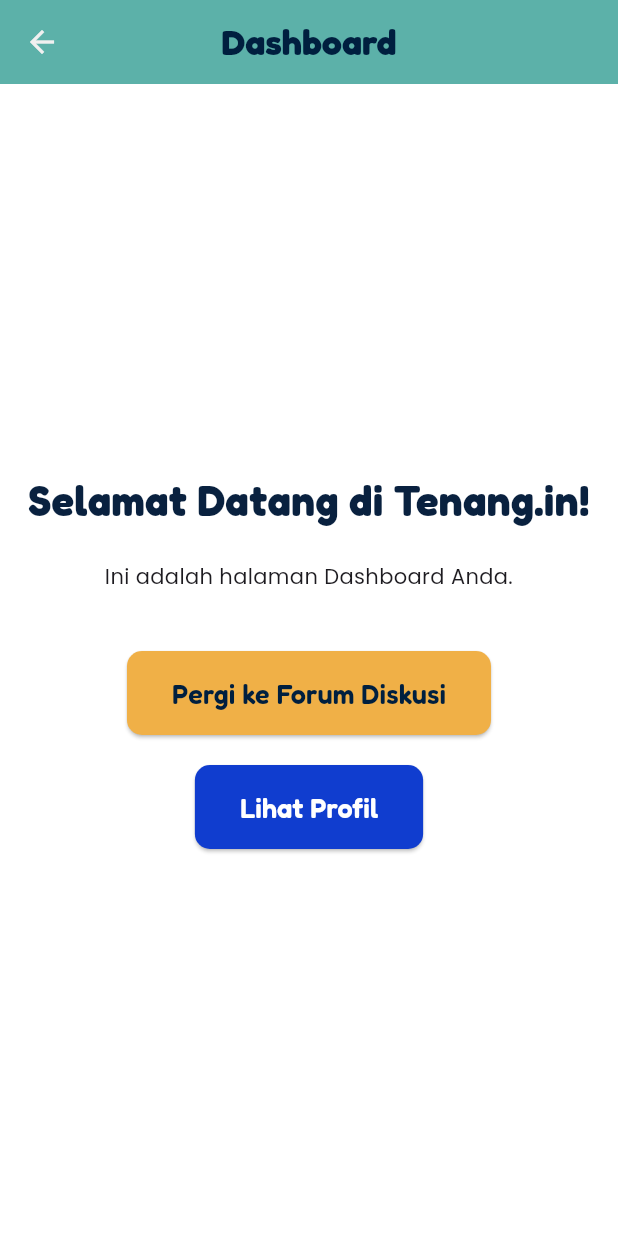
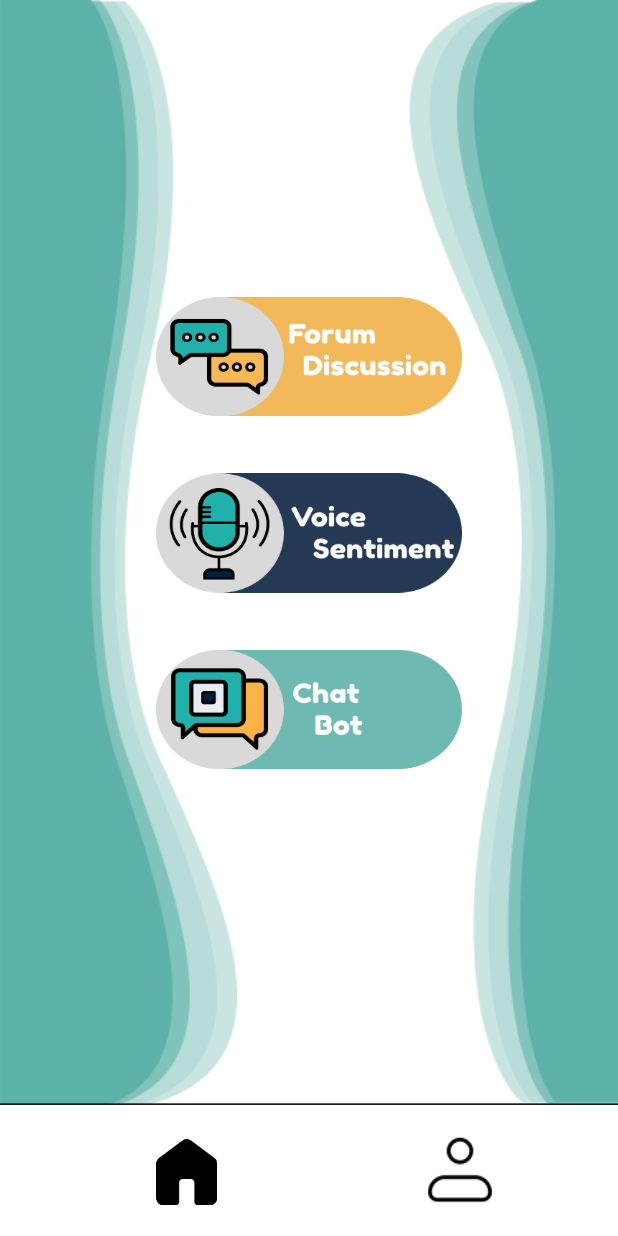
Before and after one commit to Wibson27/OtakAtik, a Flutter app: the DashboardScreen screen opened by its route, on a phone screen of 412 x 824 dp. Run offline on Flutter 3.47's test engine with Material 3 defaults, Android fonts, the light colour scheme and no system bars; our stand-ins replace bloc, file_picker, flutter_bloc, google_fonts, image_picker.

Commit message:
Implement dashboard UI with precise asset placement

```diff
--- /dev/null
+++ b/frontend/lib/common/screen_utils.dart
@@ -0,0 +1,17 @@
+import 'package:flutter/material.dart';
+
+// convert pixel ke logical pixel
+extension ScreenUtils on BuildContext {
+  double get screenWidth => MediaQuery.of(this).size.width;
+  double get screenHeight => MediaQuery.of(this).size.height;
+
+  // Function untuk responsive scaling
+  // 430.25 dan 932 adalah size di figma
+  double scaleWidth(double figmaWidth) {
+    return (screenWidth / 430.25) * figmaWidth;
+  }
+
+  double scaleHeight(double figmaHeight) {
+    return (screenHeight / 932) * figmaHeight;
+  }
+}
--- a/frontend/lib/screens/dashboard_screen.dart
+++ b/frontend/lib/screens/dashboard_screen.dart
@@ -2,93 +2,136 @@
 import 'package:google_fonts/google_fonts.dart';
 import 'package:frontend/common/app_color.dart';
 import 'package:frontend/common/app_route.dart';
+import 'package:frontend/common/screen_utils.dart';
 
 class DashboardScreen extends StatelessWidget {
-  const DashboardScreen({super.key});
+  const DashboardScreen({Key? key}) : super(key: key);
 
   @override
   Widget build(BuildContext context) {
+    final double screenWidth = context.screenWidth;
+    final double screenHeight = context.screenHeight;
+
     return Scaffold(
       backgroundColor: AppColor.putihNormal,
-      appBar: AppBar(
-        title: Text(
-          'Dashboard',
-          style: GoogleFonts.fredoka(
-            color: AppColor.navyText,
-            fontSize: 24,
-            fontWeight: FontWeight.bold,
+      body: SafeArea(
+        child: SizedBox(
+          width: screenWidth,
+          height: screenHeight,
+          child: Stack(
+            children: [
+              Positioned(
+                top: 0,
+                left: 0,
+                right: 0,
+                child: Image.asset(
+                  'assets/images/wave_dashboard_background.png',
+                  width: context.scaleWidth(450),
+                  height: context.scaleHeight(832.9),
+                  fit: BoxFit.fill,
                 ),
               ),
-        backgroundColor: AppColor.hijauTosca,
-        elevation: 0,
-        centerTitle: true,
-      ),
-      body: Center(
+
+              Positioned(
+                top: context.scaleHeight(224),
+                left: 0,
+                right: 0,
                 child: Column(
-          mainAxisAlignment: MainAxisAlignment.center,
+                  mainAxisAlignment: MainAxisAlignment.start,
+                  crossAxisAlignment: CrossAxisAlignment.center,
                   children: [
-            Text(
-              'Selamat Datang di Tenang.in!',
-              style: GoogleFonts.fredoka(
-                fontSize: 28,
-                fontWeight: FontWeight.bold,
-                color: AppColor.navyElement,
-              ),
-              textAlign: TextAlign.center,
-            ),
-            const SizedBox(height: 20),
-            Text(
-              'Ini adalah halaman Dashboard Anda.',
-              style: GoogleFonts.poppinsTextTheme().bodyLarge,
-              textAlign: TextAlign.center,
-            ),
-            const SizedBox(height: 40),
-            ElevatedButton(
-              onPressed: () {
-                //navigasi ke Forum Discuss
+                    GestureDetector(
+                      onTap: () {
                         Navigator.pushNamed(context, AppRoute.forumDiscussList);
                       },
-              style: ElevatedButton.styleFrom(
-                backgroundColor: AppColor.kuning,
-                padding: const EdgeInsets.symmetric(horizontal: 30, vertical: 15),
-                shape: RoundedRectangleBorder(
-                  borderRadius: BorderRadius.circular(10),
+                      child: Image.asset(
+                        'assets/images/menu_forum_discussion.png',
+                        width: context.scaleWidth(213),
+                        height: context.scaleHeight(90),
+                        fit: BoxFit.fill,
                       ),
                     ),
-              child: Text(
-                'Pergi ke Forum Diskusi',
-                style: GoogleFonts.fredoka(
-                  color: AppColor.navyText,
-                  fontSize: 18,
-                  fontWeight: FontWeight.w600,
+
+                    SizedBox(height: context.scaleHeight(43)),
+
+                    GestureDetector(
+                      onTap: () {
+                        Navigator.pushNamed(context, AppRoute.voiceSentiment);
+                      },
+                      child: Image.asset(
+                        'assets/images/menu_voice_sentiment.png',
+                        width: context.scaleWidth(213),
+                        height: context.scaleHeight(90),
+                        fit: BoxFit.fill,
+                      ),
+                    ),
+
+                    SizedBox(height: context.scaleHeight(43)),
+                    GestureDetector(
+                      onTap: () {
+                        Navigator.pushNamed(context, AppRoute.chatbot);
+                      },
+                      child: Image.asset(
+                        'assets/images/menu_chatbot.png',
+                        width: context.scaleWidth(213),
+                        height: context.scaleHeight(90),
+                        fit: BoxFit.fill,
+                      ),
+                    ),
+                  ],
+                ),
+              ),
+
+              Positioned(
+                bottom: 0,
+                left: 0,
+                right: 0,
+                height: context.scaleHeight(100),
+                child: Container(
+                  decoration: BoxDecoration(
+                    color: AppColor.putihNormal,
+                    border: Border(
+                      top: BorderSide(
+                        color: Colors.black,
+                        width: 1.0,
                       ),
                     ),
                   ),
-            const SizedBox(height: 20),
-            ElevatedButton(
-              onPressed: () {
-                //
+                ),
+              ),
+
+              Positioned(
+                bottom: context.scaleHeight(23),
+                left: context.scaleWidth(107),
+                child: GestureDetector(
+                  onTap: () {
+                  },
+                  child: Image.asset(
+                    'assets/images/home_button.png',
+                    width: context.scaleWidth(46),
+                    height: context.scaleHeight(50),
+                  ),
+                ),
+              ),
+
+              Positioned(
+                bottom: context.scaleHeight(16),
+                right: context.scaleWidth(76),
+                child: GestureDetector(
+                  onTap: () {
                     Navigator.pushNamed(context, AppRoute.profile);
                   },
-              style: ElevatedButton.styleFrom(
-                backgroundColor: AppColor.biruNormal,
-                padding: const EdgeInsets.symmetric(horizontal: 30, vertical: 15),
-                shape: RoundedRectangleBorder(
-                  borderRadius: BorderRadius.circular(10),
-                ),
-              ),
-              child: Text(
-                'Lihat Profil',
-                style: GoogleFonts.fredoka(
-                  color: AppColor.putihNormal,
-                  fontSize: 18,
-                  fontWeight: FontWeight.w600,
+                  child: Image.asset(
+                    'assets/images/profile_button.png',
+                    width: context.scaleWidth(68),
+                    height: context.scaleHeight(68),
                   ),
                 ),
               ),
             ],
           ),
         ),
+      ),
     );
   }
 }
--- a/frontend/lib/screens/forum_discussion_post.dart
+++ b/frontend/lib/screens/forum_discussion_post.dart
@@ -8,6 +8,7 @@
 import 'package:frontend/data/models/attachment_file.dart';
 import 'package:frontend/data/models/discussion.dart';
 import 'package:frontend/common/enums.dart';
+import 'package:frontend/common/screen_utils.dart';
 
 // Time formatter
 class TimeFormatter {
@@ -1227,17 +1228,3 @@
     }
   }
 }
-
-// Extension untuk responsive design
-extension ScreenUtils on BuildContext {
-  double get screenWidth => MediaQuery.of(this).size.width;
-  double get screenHeight => MediaQuery.of(this).size.height;
-
-  double scaleWidth(double figmaWidth) {
-    return (screenWidth / 430.25) * figmaWidth;
-  }
-
-  double scaleHeight(double figmaHeight) {
-    return (screenHeight / 932) * figmaHeight;
-  }
-}
--- a/frontend/lib/screens/forum_discussion_screen.dart
+++ b/frontend/lib/screens/forum_discussion_screen.dart
@@ -2,6 +2,7 @@
 import 'package:google_fonts/google_fonts.dart';
 import 'package:frontend/common/app_color.dart';
 import 'package:frontend/common/app_route.dart';
+import 'package:frontend/common/screen_utils.dart';
 
 class ForumDiscussionScreen extends StatelessWidget {
   const ForumDiscussionScreen({super.key});
@@ -219,16 +220,3 @@
     );
   }
 }
-
-extension ScreenUtils on BuildContext {
-  double get screenWidth => MediaQuery.of(this).size.width;
-  double get screenHeight => MediaQuery.of(this).size.height;
-
-  double scaleWidth(double figmaWidth) {
-    return (screenWidth / 430.25) * figmaWidth;
-  }
-
-  double scaleHeight(double figmaHeight) {
-    return (screenHeight / 932) * figmaHeight;
-  }
-}
--- a/frontend/lib/screens/sign_in_screen.dart
+++ b/frontend/lib/screens/sign_in_screen.dart
@@ -2,6 +2,7 @@
 import 'package:google_fonts/google_fonts.dart';
 import 'package:frontend/common/app_route.dart';
 import 'package:frontend/common/app_color.dart';
+import 'package:frontend/common/screen_utils.dart';
 
 class SignInScreen extends StatelessWidget {
   const SignInScreen({super.key});
@@ -236,16 +237,3 @@
     );
   }
 }
-
-extension ScreenUtils on BuildContext {
-  double get screenWidth => MediaQuery.of(this).size.width;
-  double get screenHeight => MediaQuery.of(this).size.height;
-
-  double scaleWidth(double figmaWidth) {
-    return (screenWidth / 430.25) * figmaWidth;
-  }
-
-  double scaleHeight(double figmaHeight) {
-    return (screenHeight / 932) * figmaHeight;
-  }
-}
--- a/frontend/lib/screens/sign_up_screen.dart
+++ b/frontend/lib/screens/sign_up_screen.dart
@@ -2,6 +2,7 @@
 import 'package:google_fonts/google_fonts.dart';
 import 'package:frontend/common/app_route.dart';
 import 'package:frontend/common/app_color.dart';
+import 'package:frontend/common/screen_utils.dart';
 
 class SignUpScreen extends StatelessWidget {
   const SignUpScreen({super.key});
@@ -238,16 +239,3 @@
     );
   }
 }
-
-extension ScreenUtils on BuildContext {
-  double get screenWidth => MediaQuery.of(this).size.width;
-  double get screenHeight => MediaQuery.of(this).size.height;
-
-  double scaleWidth(double figmaWidth) {
-    return (screenWidth / 430.25) * figmaWidth;
-  }
-
-  double scaleHeight(double figmaHeight) {
-    return (screenHeight / 932) * figmaHeight;
-  }
-}
--- a/frontend/lib/screens/splash_screen.dart
+++ b/frontend/lib/screens/splash_screen.dart
@@ -1,6 +1,7 @@
 // lib/screens/splash_screen.dart
 import 'package:flutter/material.dart';
 import 'package:frontend/common/app_route.dart';
+import 'package:frontend/common/screen_utils.dart';
 
 class SplashScreen extends StatefulWidget {
   const SplashScreen({Key? key}) : super(key: key);
```
Also changed, not shown: frontend/assets/images/home_button.png (added), frontend/assets/images/menu_chatbot.png (added), frontend/assets/images/menu_forum_discussion.png (added), frontend/assets/images/menu_voice_sentiment.png (added), frontend/assets/images/profile_button.png (added), frontend/assets/images/wave_dashboard_background.png (added). Lines whose indentation alone changed are shown as unchanged.
